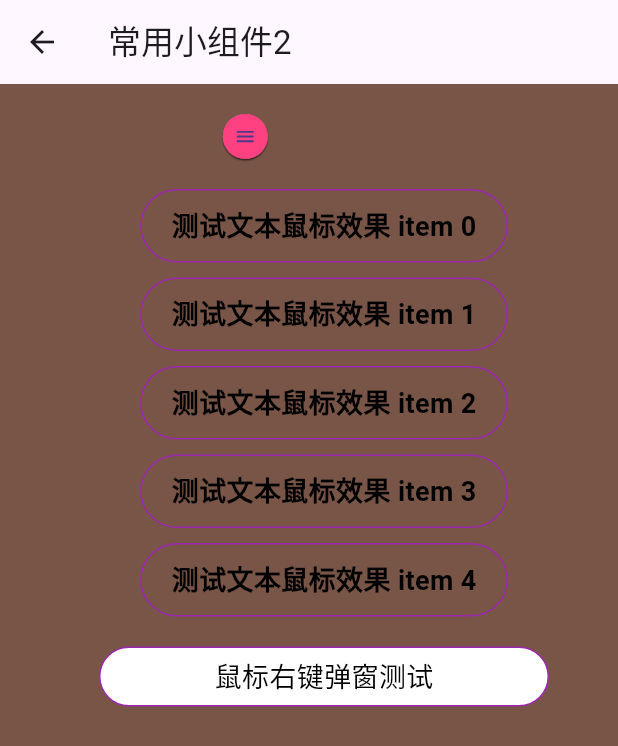
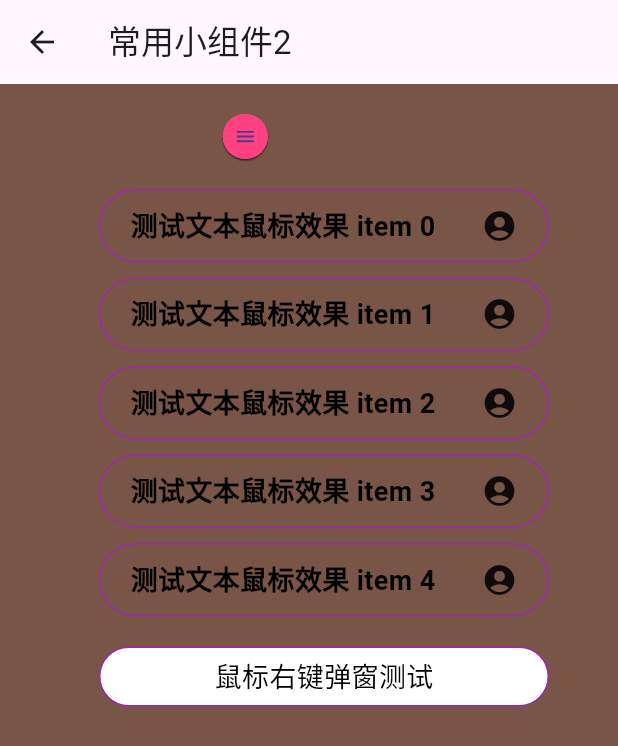
Before and after one commit to zhengzaihong/uikit, a Flutter app: the OftenWidgetExample2 screen opened directly, on a phone screen of 412 x 824 dp. Shown: the top 746 px of the screen. Run offline on Flutter 3.47's test engine with Material 3 defaults, Android fonts, the light colour scheme and no system bars.

Commit message:
'新增和优化ing'

```diff
--- a/example/lib/often_widget_example2.dart
+++ b/example/lib/often_widget_example2.dart
@@ -98,10 +98,12 @@ class _OftenWidgetExampleState2 extends State<OftenWidgetExample2> with SingleTi
                                     isSelectable: false,
                                     padding: const EdgeInsets.only(left: 20,right: 20,top: 10,bottom: 10),
                                     onHoverPadding: const EdgeInsets.only(left: 20,right: 20,top: 10,bottom: 10),
-
                                     borderRadius: BorderRadius.circular(50),
                                     splashColor: Colors.purple,
                                     highlightColor: Colors.purple,
+                                    onHoverPrefix: const Icon(Icons.access_alarm),
+                                    onHoverSuffix:const Icon(Icons.account_circle,color: Colors.blue),
+                                    suffix: const Icon(Icons.account_circle),
                                     decoration: BoxDecoration(
                                         color: Colors.transparent,
                                         borderRadius: BorderRadius.circular(50),
@@ -124,7 +126,7 @@ class _OftenWidgetExampleState2 extends State<OftenWidgetExample2> with SingleTi
                                         fontWeight: FontWeight.bold
                                     ),
                                     onHoverStyle: const TextStyle(
-                                        fontSize: 22,
+                                        fontSize: 18,
                                         color: Colors.blue,
                                         fontWeight: FontWeight.bold
                                     ),
--- a/lib/textview/text_extend.dart
+++ b/lib/textview/text_extend.dart
@@ -9,12 +9,22 @@ import 'package:flutter/material.dart';
 ///
 ///
 class TextExtend extends StatefulWidget {
-
   final TextStyle? style;
   final TextStyle? onHoverStyle;
   final String data;
   final bool enabledOnHover;
   final bool isSelectable;
+  final Widget? prefix;
+  final Widget? suffix;
+  final Widget? onHoverPrefix;
+  final Widget? onHoverSuffix;
+
+  final MainAxisAlignment mainAxisAlignment;
+  final MainAxisSize mainAxisSize;
+  final CrossAxisAlignment crossAxisAlignment;
+  final TextDirection? textDirection;
+  final VerticalDirection verticalDirection;
+  final TextBaseline? textBaseline;
 
   final AlignmentGeometry? alignment;
   final EdgeInsetsGeometry? padding;
@@ -35,8 +45,6 @@ class TextExtend extends StatefulWidget {
   final EdgeInsetsGeometry? onHoverMargin;
   final Matrix4? onHoverTransform;
   final AlignmentGeometry? onHoverTransformAlignment;
-
-
 
   final GestureTapCallback? onTap;
   final GestureTapDownCallback? onTapDown;
@@ -71,12 +79,21 @@ class TextExtend extends StatefulWidget {
   final bool canRequestFocus;
 
   const TextExtend(this.data,
-      {
-        this.onHover,
+      {this.onHover,
       this.enabledOnHover = true,
       this.style,
       this.onHoverStyle,
       this.isSelectable = false,
+      this.suffix,
+      this.prefix,
+        this.onHoverSuffix,
+        this.onHoverPrefix,
+      this.mainAxisAlignment=MainAxisAlignment.start,
+      this.mainAxisSize = MainAxisSize.max,
+      this.crossAxisAlignment = CrossAxisAlignment.center,
+      this.textDirection,
+      this.verticalDirection = VerticalDirection.down,
+      this.textBaseline,
       this.alignment,
       this.padding,
       this.color,
@@ -86,7 +103,6 @@ class TextExtend extends StatefulWidget {
       this.margin,
       this.transform,
       this.transformAlignment,
-
       this.onHoverAlignment,
       this.onHoverPadding,
       this.onHoverColor,
@@ -96,8 +112,6 @@ class TextExtend extends StatefulWidget {
       this.onHoverMargin,
       this.onHoverTransform,
       this.onHoverTransformAlignment,
-
-
       this.onTap,
       this.onTapDown,
       this.onTapUp,
@@ -170,24 +184,58 @@ class _TextExtendState extends State<TextExtend> {
       canRequestFocus: widget.canRequestFocus,
       onFocusChange: widget.onFocusChange,
       autofocus: widget.autofocus,
-      child: Container(
-        alignment: _onHover ? widget.onHoverAlignment??widget.alignment : widget.alignment,
-        padding:_onHover ? widget.onHoverPadding??widget.padding : widget.padding,
-        color: _onHover ? widget.onHoverColor??widget.color : widget.color,
-        decoration: _onHover ? widget.onHoverDecoration??widget.decoration : widget.decoration,
-        foregroundDecoration:_onHover ? widget.onHoverForegroundDecoration??widget.foregroundDecoration : widget.foregroundDecoration,
-        constraints: _onHover ? widget.onHoverConstraints??widget.constraints : widget.constraints,
-        margin: _onHover ? widget.onHoverMargin??widget.margin : widget.margin,
-        transform: _onHover ? widget.onHoverTransform??widget.transform : widget.transform,
-        transformAlignment: _onHover ? widget.onHoverTransformAlignment??widget.transformAlignment : widget.transformAlignment,
-        child: widget.isSelectable
+      child:Container(
+        alignment: _onHover
+            ? widget.onHoverAlignment ?? widget.alignment
+            : widget.alignment,
+        padding: _onHover
+            ? widget.onHoverPadding ?? widget.padding
+            : widget.padding,
+        color:
+        _onHover ? widget.onHoverColor ?? widget.color : widget.color,
+        decoration: _onHover
+            ? widget.onHoverDecoration ?? widget.decoration
+            : widget.decoration,
+        foregroundDecoration: _onHover
+            ? widget.onHoverForegroundDecoration ??
+            widget.foregroundDecoration
+            : widget.foregroundDecoration,
+        constraints: _onHover
+            ? widget.onHoverConstraints ?? widget.constraints
+            : widget.constraints,
+        margin: _onHover
+            ? widget.onHoverMargin ?? widget.margin
+            : widget.margin,
+        transform: _onHover
+            ? widget.onHoverTransform ?? widget.transform
+            : widget.transform,
+        transformAlignment: _onHover
+            ? widget.onHoverTransformAlignment ?? widget.transformAlignment
+            : widget.transformAlignment,
+        child:  Row(
+          mainAxisAlignment: widget.mainAxisAlignment,
+          mainAxisSize: widget.mainAxisSize,
+          crossAxisAlignment: widget.crossAxisAlignment,
+          verticalDirection: widget.verticalDirection,
+          textDirection: widget.textDirection,
+          textBaseline: widget.textBaseline,
+          children: [
+            (_onHover?widget.onHoverPrefix:widget.prefix)??const SizedBox(),
+            Expanded(child:  widget.isSelectable
                 ? SelectableText(
               widget.data,
-          style: _onHover ? widget.onHoverStyle??widget.style : widget.style,
+              style: _onHover
+                  ? widget.onHoverStyle ?? widget.style
+                  : widget.style,
             )
                 : Text(
               widget.data,
-          style: _onHover ? widget.onHoverStyle??widget.style : widget.style,
+              style: _onHover
+                  ? widget.onHoverStyle ?? widget.style
+                  : widget.style,
+            )),
+            (_onHover?widget.onHoverSuffix:widget.suffix)??const SizedBox(),
+          ],
         ),
       ),
     );
--- a/lib/uikitlib.dart
+++ b/lib/uikitlib.dart
@@ -27,6 +27,7 @@ export 'line/line_lib.dart';
 export 'drawer/drawer_lib.dart';
 export 'pager/pager.dart';
 export 'select/selection_menu.dart';
+export 'loading/shimmer_loading.dart';
 
 
 /// Utils package 工具包
```
Also changed, not shown: example/lib/shimmer_example.dart (added, +53 -0 lines), example/lib/toast_example.dart (+30 -24 lines), lib/loading/shimmer_loading.dart (added, +156 -0 lines), lib/toast/toast_utils.dart (+84 -65 lines). Lines whose indentation alone changed are shown as unchanged.
